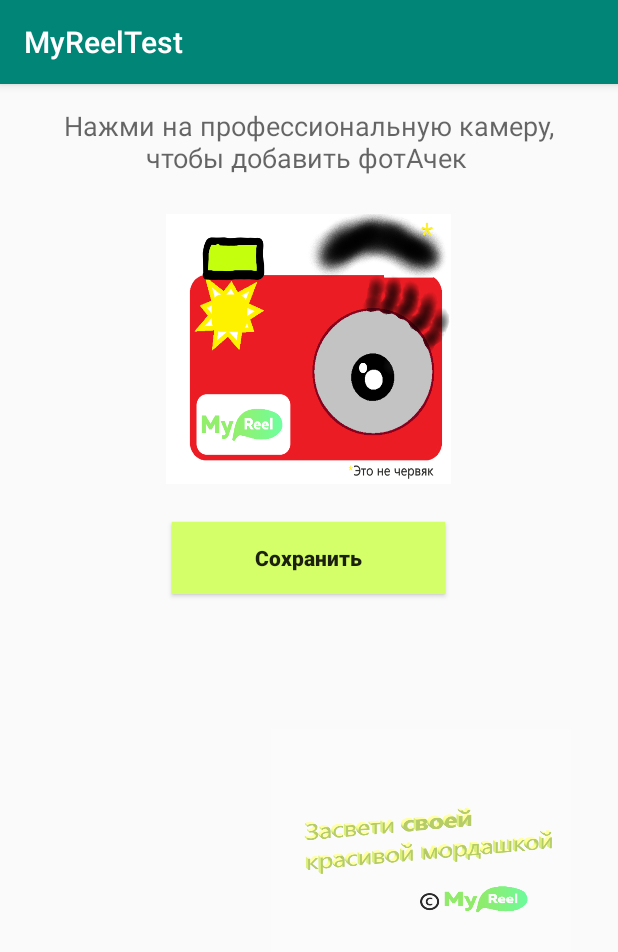
After one commit to XenaWarrio/MyReel-BTR, an Android app: the AddingPhotosActivity screen opened directly, with no data from a screen before it, on a phone screen of 412 x 824 dp. The commit adds this screen. Shown: the top 952 px of the screen. Run offline under Robolectric (Android 15) with nearby library versions, the phone set to English and light mode, and no system bars; 4 statements that could not run were skipped.

Commit message:
Adding photos Activity

```diff
--- a/app/src/main/AndroidManifest.xml
+++ b/app/src/main/AndroidManifest.xml
@@ -16,7 +16,8 @@
                 <category android:name="android.intent.category.LAUNCHER" />
             </intent-filter>
         </activity>
-        <activity android:name=".SignIn"></activity>
+        <activity android:name=".SignIn" />
+        <activity android:name=".AddingPhotosActivity"></activity>
     </application>
 
 </manifest>
--- /dev/null
+++ b/app/src/main/java/dx/queen/myreeltest/AddingPhotosActivity.java
@@ -0,0 +1,38 @@
+package dx.queen.myreeltest;
+
+import android.os.Bundle;
+import android.support.v7.app.AppCompatActivity;
+import android.view.View;
+import android.widget.Button;
+import android.widget.ImageView;
+
+public class AddingPhotosActivity extends AppCompatActivity{
+
+    ImageView imageCamera;
+    Button buttonSave;
+
+    @Override
+    protected void onCreate(Bundle savedInstanceState) {
+        super.onCreate(savedInstanceState);
+        setContentView(R.layout.activity_adding_photos);
+        imageCamera.findViewById(R.id.iv_camera);
+        buttonSave.findViewById(R.id.bt_save);
+
+        imageCamera.setOnClickListener(new View.OnClickListener() {
+            @Override
+            public void onClick(View v) {
+
+            }
+        });
+
+        buttonSave.setOnClickListener(new View.OnClickListener() {
+            @Override
+            public void onClick(View v) {
+
+            }
+        });
+    }
+
+
+
+}
--- /dev/null
+++ b/app/src/main/res/layout/activity_adding_photos.xml
@@ -0,0 +1,49 @@
+<?xml version="1.0" encoding="utf-8"?>
+<LinearLayout
+    xmlns:android="http://schemas.android.com/apk/res/android"
+    xmlns:tools="http://schemas.android.com/tools"
+    android:layout_width="match_parent"
+    android:layout_height="match_parent"
+    android:padding="15dp"
+    android:orientation="vertical"
+    tools:context=".AddingPhotosActivity">
+
+    <TextView
+        android:layout_width="match_parent"
+        android:layout_height="wrap_content"
+        android:text="Нажми на профессиональную камеру, чтобы добавить фотАчек "
+        android:textAlignment="center"
+       android:textAppearance="@style/Base.TextAppearance.AppCompat.Medium"/>
+
+    <ImageView
+        android:id="@+id/iv_camera"
+        android:layout_width="190dp"
+        android:layout_height="180dp"
+        android:layout_gravity="center"
+        android:layout_marginTop="25dp"
+        android:scaleType="centerCrop"
+        android:background="@drawable/camera"/>
+
+    <Button
+        android:id="@+id/bt_save"
+        android:layout_width="wrap_content"
+        android:layout_height="wrap_content"
+        android:layout_gravity="center"
+        android:layout_marginTop="25dp"
+        android:text="Сохранить"
+        android:textStyle="bold"
+        android:background="@color/MyReel"
+        android:textAllCaps="false"
+        android:paddingLeft="55dp"
+        android:paddingRight="55dp"
+        />
+
+    <ImageView
+        android:layout_width="200dp"
+        android:layout_height="150dp"
+        android:layout_marginTop="90dp"
+        android:layout_marginLeft="165dp"
+        android:background="@drawable/forcameraactiviry"
+        android:layout_gravity="bottom" />
+
+</LinearLayout>
```
Also changed, not shown: app/src/main/java/dx/queen/myreeltest/MainActivity.java (+72 -0 lines), app/src/main/java/dx/queen/myreeltest/SignIn.java (+9 -2 lines), app/src/main/res/layout/activity_main.xml (+11 -1 lines), app/src/main/res/layout/activity_sign_in.xml (+5 -5 lines), app/src/main/res/drawable/camera.png (added), app/src/main/res/drawable/forcameraactiviry.png (added).
